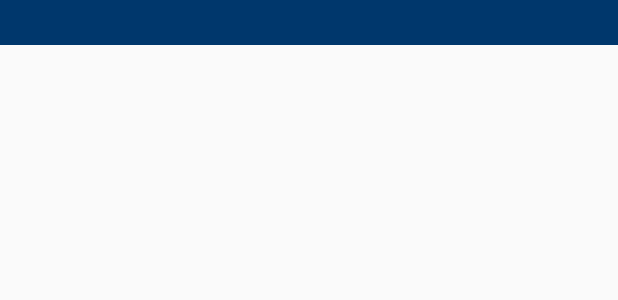
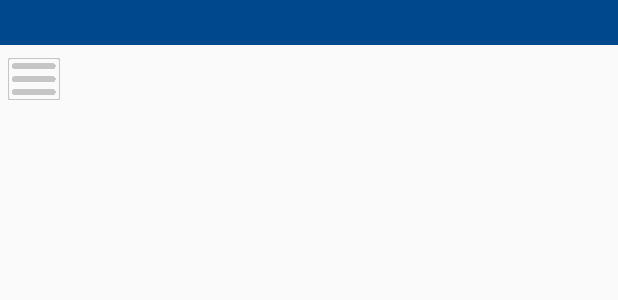
Before and after one commit to kklee305/Comics, an Android app: the layout activity_home.xml on its own in the app's theme, with its tools: preview values and no code run, on a phone screen of 412 x 824 dp. Shown: the top 300 px of the screen. Run offline under Robolectric (Android 15) with nearby library versions, the phone set to English and light mode, and no system bars.

Commit message:
header title on nav, nav button, remove actionbar... again

```diff
--- a/Comics/src/main/java/ca/kklee/comics/navdrawer/DrawerItemClickListener.java
+++ b/Comics/src/main/java/ca/kklee/comics/navdrawer/DrawerItemClickListener.java
@@ -21,7 +21,9 @@ public class DrawerItemClickListener implements OnItemClickListener {
 
     @Override
     public void onItemClick(AdapterView<?> adapterView, View view, int i, long l) {
-        viewPager.setCurrentItem(i, true);
-        drawerLayout.closeDrawers();
+        if (i > 0) {
+            viewPager.setCurrentItem(i - 1, true); //cause of header
+            drawerLayout.closeDrawers();
+        }
     }
 }
--- a/Comics/src/main/res/layout/activity_home.xml
+++ b/Comics/src/main/res/layout/activity_home.xml
@@ -32,7 +32,7 @@
                     android:layout_width="match_parent"
                     android:layout_height="wrap_content"
                     android:layout_gravity="top"
-                    android:background="@color/primary_4"
+                    android:background="@color/primary_3"
                     android:paddingBottom="5dp"
                     android:paddingTop="5dp"
                     android:textColor="#fff"/>
@@ -43,13 +43,24 @@
                 android:id="@+id/options_icon"
                 android:layout_width="45dp"
                 android:layout_height="45dp"
-                android:layout_above="@id/pager"
                 android:layout_alignParentBottom="true"
                 android:layout_alignParentStart="true"
                 android:alpha="0.3"
                 android:padding="5dp"
                 android:src="@drawable/options"
                 android:visibility="gone"/>
+
+            <ImageView
+                android:id="@+id/nav_icon"
+                android:layout_width="45dp"
+                android:layout_height="45dp"
+                android:layout_alignParentTop="true"
+                android:layout_alignParentStart="true"
+                android:alpha="0.3"
+                android:layout_marginTop="30dp"
+                android:padding="5dp"
+                android:src="@drawable/nav_icon"
+                android:visibility="visible"/>
 
             <!-- WIP -->
             <ImageView
--- a/Comics/src/main/res/values/styles.xml
+++ b/Comics/src/main/res/values/styles.xml
@@ -2,6 +2,8 @@
 
     <!-- Base application theme. -->
     <style name="AppTheme" parent="Theme.AppCompat.Light.DarkActionBar">
+        <item name="android:windowActionBar">false</item>
+        <item name="android:windowNoTitle">true</item>
     </style>
 
 </resources>
```
Also changed, not shown: Comics/src/main/java/ca/kklee/comics/HomeActivity.java (+34 -32 lines), Comics/src/main/res/layout/nav_list_header_layout.xml (added, +29 -0 lines), Comics/src/main/res/layout/nav_list_item_layout.xml (+4 -4 lines), Comics/src/main/res/drawable/nav_icon.png (added), Comics/src/main/res/drawable/title.png (added).
